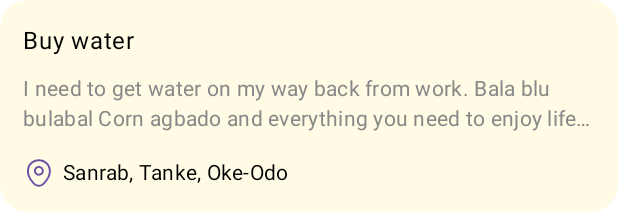
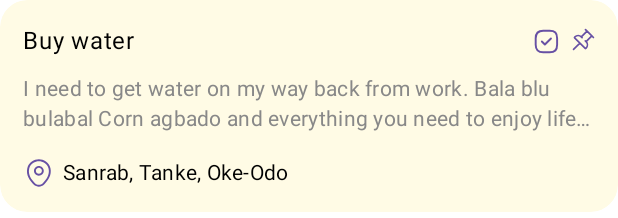
Before and after one commit to kingahmedino/memento, an Android app built with Jetpack Compose: the @Preview function ReminderItemPreview, on a phone screen of 412 x 824 dp. Shown: the top 218 px of the screen. Run offline under Robolectric (Android 15) with nearby library versions, the phone set to English and light mode, and no system bars.

Commit message:
Added pinned property to reminders

```diff
--- a/androidApp/src/main/java/com/app/memento/android/ui/common/ReminderItem.kt
+++ b/androidApp/src/main/java/com/app/memento/android/ui/common/ReminderItem.kt
@@ -120,12 +120,23 @@ fun ReminderItem(
                         text = reminder.title,
                         style = MaterialTheme.typography.bodyLarge.copy(color = Color.Black)
                     )
+                    Row {
                         if (reminder.triggered)
                             Icon(
+                                modifier = Modifier.size(18.dp),
                                 painter = painterResource(id = R.drawable.tick_icon),
                                 tint = MaterialTheme.colorScheme.primary,
                                 contentDescription = "Check mark for triggered reminder"
                             )
+                        Spacer(modifier = Modifier.width(5.dp))
+                        if (reminder.pinned)
+                            Icon(
+                                modifier = Modifier.size(18.dp),
+                                painter = painterResource(id = R.drawable.pin_icon),
+                                tint = MaterialTheme.colorScheme.primary,
+                                contentDescription = "Pin icon"
+                            )
+                    }
                 }
                 Spacer(modifier = Modifier.height(10.dp))
                 Text(
@@ -173,6 +184,7 @@ fun ReminderItemPreview() {
         longitude = 4.54343,
         colorHex = 0xFFFFFBE5,
         created = DateTimeUtil.now(),
-        triggered = false
+        triggered = true,
+        pinned = true
     ), onClick = {})
 }
--- a/shared/src/commonMain/kotlin/com/app/memento/domain/reminder/Reminder.kt
+++ b/shared/src/commonMain/kotlin/com/app/memento/domain/reminder/Reminder.kt
@@ -11,5 +11,6 @@ data class Reminder(
     val longitude: Double,
     val colorHex: Long,
     val created: LocalDateTime,
-    val triggered: Boolean
+    val triggered: Boolean,
+    val pinned: Boolean
 )
--- a/shared/src/commonMain/kotlin/com/app/memento/domain/reminder/ReminderDAOImpl.kt
+++ b/shared/src/commonMain/kotlin/com/app/memento/domain/reminder/ReminderDAOImpl.kt
@@ -16,7 +16,8 @@ class ReminderDAOImpl(db: MementoDb): ReminderDAO {
             longitude = reminder.longitude,
             colorHex = reminder.colorHex,
             created = DateTimeUtil.toEpochMillis(reminder.created),
-            triggered = reminder.triggered
+            triggered = reminder.triggered,
+            pinned = reminder.pinned
         )
     }
 
--- a/shared/src/commonMain/kotlin/com/app/memento/domain/reminder/ReminderMapper.kt
+++ b/shared/src/commonMain/kotlin/com/app/memento/domain/reminder/ReminderMapper.kt
@@ -15,5 +15,6 @@ fun ReminderEntity.toReminder(): Reminder = Reminder(
     colorHex = colorHex,
     created = Instant.fromEpochMilliseconds(created)
         .toLocalDateTime(TimeZone.currentSystemDefault()),
-    triggered = triggered
+    triggered = triggered,
+    pinned = pinned
 )
```
Also changed, not shown: 1 other file. Lines whose indentation alone changed are shown as unchanged.
